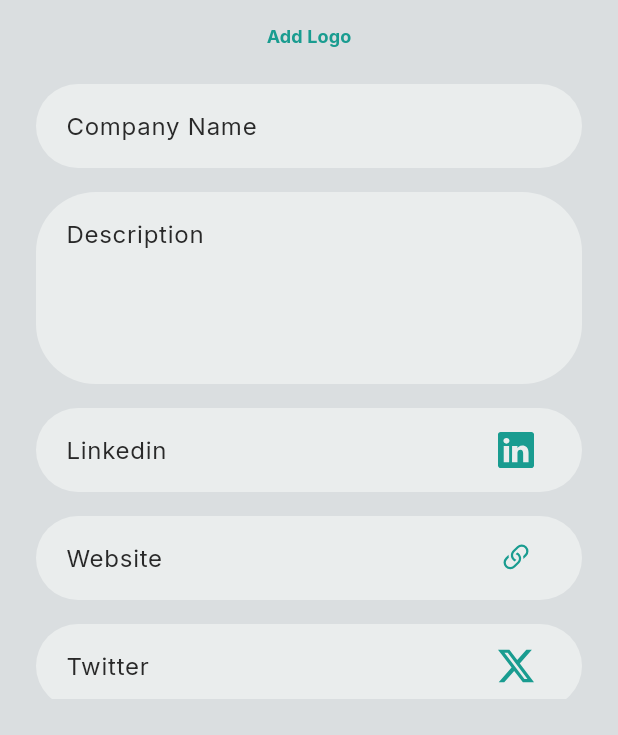
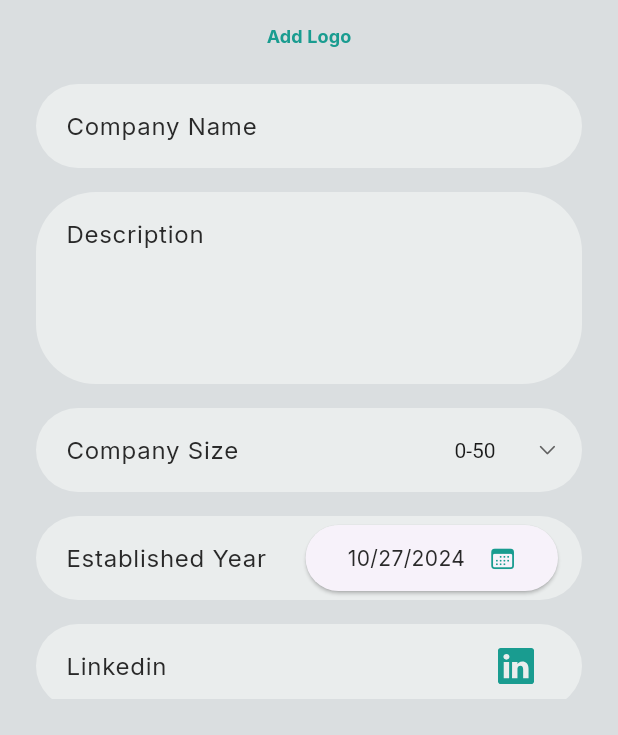
Before and after one commit to amer266030/q_flow_company, a Flutter app: the EditDetailsScreen screen opened directly, on a phone screen of 412 x 824 dp, the part 501-1236 px from its top. Run offline on Flutter 3.47's test engine with Material 3 defaults, Android fonts, the light colour scheme and no system bars; our stand-ins replace bloc, bootstrap_icons, card_swiper, easy_localization, flutter_bloc, flutter_rating_stars and 3 more; accounts and stored records are empty.

Commit message:
modify edit_detailes screen

```diff
--- /dev/null
+++ b/lib/reusable_components/button/date_btn_view.dart
@@ -0,0 +1,84 @@
+import 'package:flutter/cupertino.dart';
+import 'package:flutter/material.dart';
+import 'package:q_flow_company/extensions/date_ext.dart';
+import 'package:q_flow_company/theme_data/extensions/text_style_ext.dart';
+import 'package:q_flow_company/theme_data/extensions/theme_ext.dart';
+
+
+class DateBtnView extends StatelessWidget {
+  const DateBtnView({super.key, required this.date, required this.callback});
+  final DateTime date;
+  final ValueChanged<DateTime> callback;
+
+  @override
+  Widget build(BuildContext context) {
+    final brightness = Theme.of(context).brightness;
+
+    return ElevatedButton(
+      onPressed: () async {
+        // Custom theme for the date picker
+        DateTime? pickedDate = await showDatePicker(
+          context: context,
+          initialDate: date,
+          firstDate: DateTime(1970),
+          lastDate: DateTime.now(),
+          builder: (context, child) {
+            ThemeData datePickerTheme;
+            if (brightness == Brightness.light) {
+              datePickerTheme = ThemeData.light().copyWith(
+                colorScheme: ColorScheme.light(
+                  primary: context.primary,
+                  onPrimary: Colors.white,
+                  onSurface: context.textColor1,
+                ),
+                dialogBackgroundColor: context.bg2,
+              );
+            } else {
+              datePickerTheme = ThemeData.dark().copyWith(
+                colorScheme: ColorScheme.dark(
+                  primary: context.primary, // Customize the primary color
+                  onPrimary:
+                      context.textColor1, // Text color on primary background
+                  onSurface: context.textColor2, // Text color on the picker
+                ),
+                dialogBackgroundColor:
+                    context.bg2, // Background color for dark theme
+              );
+            }
+
+            return Theme(
+              data: datePickerTheme,
+              child: child!,
+            );
+          },
+        );
+
+        if (pickedDate != null) {
+          DateTime finalDateTime = DateTime(
+            pickedDate.year,
+            pickedDate.month,
+            pickedDate.day,
+            date.hour,
+            date.minute,
+          );
+
+          callback(finalDateTime);
+        }
+      },
+      child: Padding(
+        padding: const EdgeInsets.symmetric(horizontal: 4, vertical: 12),
+        child: Row(
+          mainAxisAlignment: MainAxisAlignment.spaceBetween,
+          children: [
+            Text(date.toFormattedString(), style: context.bodyMedium),
+            const SizedBox(width: 16),
+            Icon(
+              CupertinoIcons.calendar,
+              color: context.primary,
+            ),
+          ],
+        ),
+      ),
+    );
+  }
+}
--- /dev/null
+++ b/lib/reusable_components/custom_dropdown_view.dart
@@ -0,0 +1,51 @@
+import 'package:flutter/cupertino.dart';
+import 'package:flutter/material.dart';
+import 'package:q_flow_company/theme_data/extensions/text_style_ext.dart';
+import 'package:q_flow_company/theme_data/extensions/theme_ext.dart';
+
+
+class CustomDropdown extends StatelessWidget {
+  final String selectedValue;
+  final ValueChanged<String?> onChanged;
+  final List<String> dropdownItems;
+
+  const CustomDropdown({
+    super.key,
+    required this.selectedValue,
+    required this.onChanged,
+    required this.dropdownItems,
+  });
+
+  @override
+  Widget build(BuildContext context) {
+    return DropdownButton<String>(
+      dropdownColor: context.bg2, // Assuming you have these extensions
+      underline: SizedBox.shrink(),
+      style: TextStyle(
+        fontSize: context.bodyMedium.fontSize, // Using context for size
+        color: context.textColor3,
+      ),
+      value: selectedValue,
+      icon:
+          Icon(CupertinoIcons.chevron_down, size: context.bodyMedium.fontSize),
+      onChanged: onChanged,
+      items: dropdownItems.map((String item) {
+        return DropdownMenuItem<String>(
+          value: item,
+          child: Padding(
+            padding: const EdgeInsets.symmetric(horizontal: 4),
+            child: Text(
+              item,
+              style: TextStyle(
+                fontSize: context.bodyMedium.fontSize,
+                color: item == selectedValue
+                    ? context.textColor1
+                    : context.textColor2,
+              ),
+            ),
+          ),
+        );
+      }).toList(),
+    );
+  }
+}
--- a/lib/screens/edit_details/edit_details_cubit.dart
+++ b/lib/screens/edit_details/edit_details_cubit.dart
@@ -3,6 +3,8 @@ import 'dart:io';
 import 'package:flutter/material.dart';
 import 'package:flutter_bloc/flutter_bloc.dart';
 import 'package:image_picker/image_picker.dart';
+import 'package:q_flow_company/model/enum/company_size.dart';
+import 'package:q_flow_company/model/user/company.dart';
 
 import '../position_opening/position_opening_screen.dart';
 
@@ -16,6 +18,9 @@ class EditDetailsCubit extends Cubit<EditDetailsState> {
   final linkedInController = TextEditingController();
   final websiteController = TextEditingController();
   final xController = TextEditingController();
+  DateTime StartDate = DateTime.now();
+
+  var companySize = CompanySize.zeroTo50;
 
   ImageProvider? get logoImage {
     return logo != null
@@ -32,8 +37,18 @@ class EditDetailsCubit extends Cubit<EditDetailsState> {
   }
 
   navigateToPositionOpening(BuildContext context) =>
-      Navigator.of(context).pushReplacement(
-          MaterialPageRoute(builder: (context) => const PositionOpeningScreen()));
+      Navigator.of(context).pushReplacement(MaterialPageRoute(
+          builder: (context) => const PositionOpeningScreen()));
+
+  updateStartDate(DateTime date) {
+    StartDate = date;
+    emitUpdate();
+  }
+
+  setSize(CompanySize selectedSize) {
+    companySize = selectedSize;
+    emitUpdate();
+  }
 
   void emitLoading() => emit(LoadingState());
   void emitUpdate() => emit(UpdateUIState());
--- a/lib/screens/edit_details/edit_details_screen.dart
+++ b/lib/screens/edit_details/edit_details_screen.dart
@@ -2,6 +2,9 @@ import 'package:bootstrap_icons/bootstrap_icons.dart';
 
 import 'package:flutter/material.dart';
 import 'package:flutter_bloc/flutter_bloc.dart';
+import 'package:q_flow_company/model/enum/company_size.dart';
+import 'package:q_flow_company/reusable_components/button/date_btn_view.dart';
+import 'package:q_flow_company/reusable_components/custom_dropdown_view.dart';
 
 import 'package:q_flow_company/theme_data/extensions/text_style_ext.dart';
 import 'package:q_flow_company/theme_data/extensions/theme_ext.dart';
@@ -55,6 +58,67 @@ class EditDetailsScreen extends StatelessWidget {
                       borderRadius: 40,
                       min: 4,
                       max: 6,
+                    ),
+                    Stack(
+                      alignment: Alignment.centerRight,
+                      children: [
+                        CustomTextField(
+                            hintText: 'Company Size',
+                            readOnly: true,
+                            controller: TextEditingController(),
+                            validation: Validations.none),
+                        Padding(
+                          padding: const EdgeInsets.symmetric(horizontal: 16),
+                          child: Row(
+                            mainAxisAlignment: MainAxisAlignment.end,
+                            children: [
+                              BlocBuilder<EditDetailsCubit, EditDetailsState>(
+                                builder: (context, state) {
+                                  return CustomDropdown(
+                                    selectedValue: cubit.companySize.value,
+                                    onChanged: (String? newValue) {
+                                      if (newValue != null) {
+                                        cubit.setSize(
+                                            CompanySizeExtension.fromString(
+                                                newValue));
+                                      }
+                                    },
+                                    dropdownItems: CompanySize.values
+                                        .map((e) => e.value)
+                                        .toList(),
+                                  );
+                                },
+                              ),
+                            ],
+                          ),
+                        )
+                      ],
+                    ),
+                    Stack(
+                      alignment: Alignment.centerRight,
+                      children: [
+                        CustomTextField(
+                            hintText: 'Established Year',
+                            readOnly: true,
+                            controller: TextEditingController(),
+                            validation: Validations.none),
+                        Padding(
+                          padding: const EdgeInsets.symmetric(horizontal: 16),
+                          child: Row(
+                            mainAxisAlignment: MainAxisAlignment.end,
+                            children: [
+                              BlocBuilder<EditDetailsCubit, EditDetailsState>(
+                                builder: (context, state) {
+                                  return DateBtnView(
+                                      date: cubit.StartDate,
+                                      callback: (date) =>
+                                          cubit.updateStartDate(date));
+                                },
+                              ),
+                            ],
+                          ),
+                        )
+                      ],
                     ),
                     CustomTextField(
                         suffixIcon: const Padding(
```
Also changed, not shown: 3 other files.
